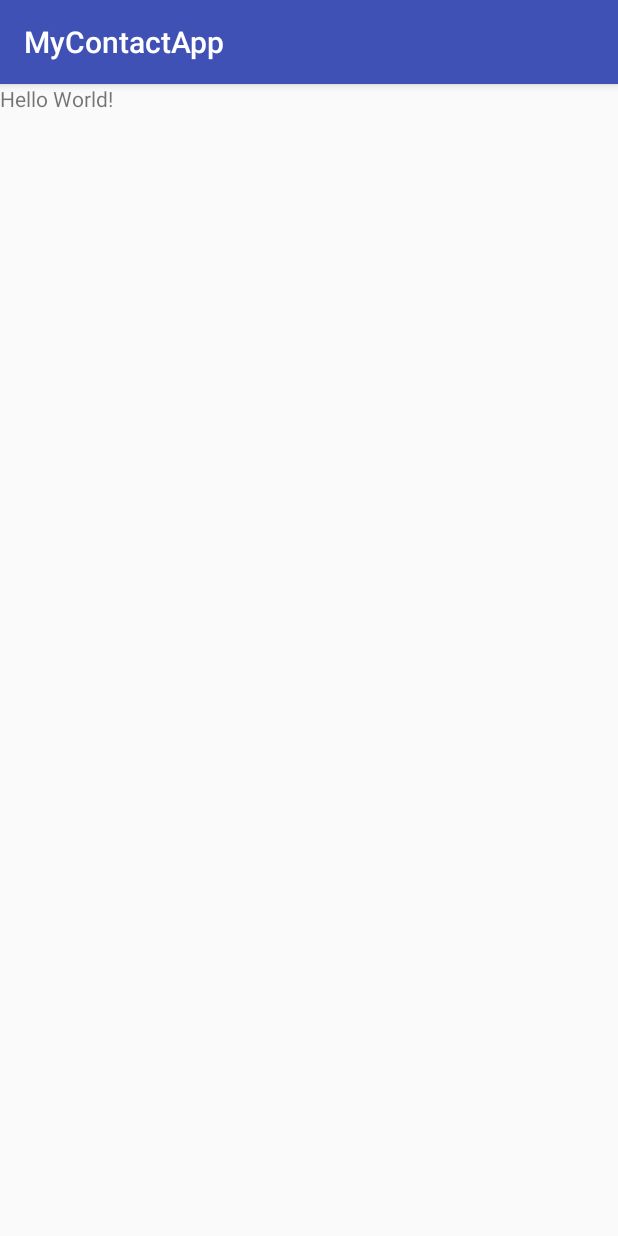
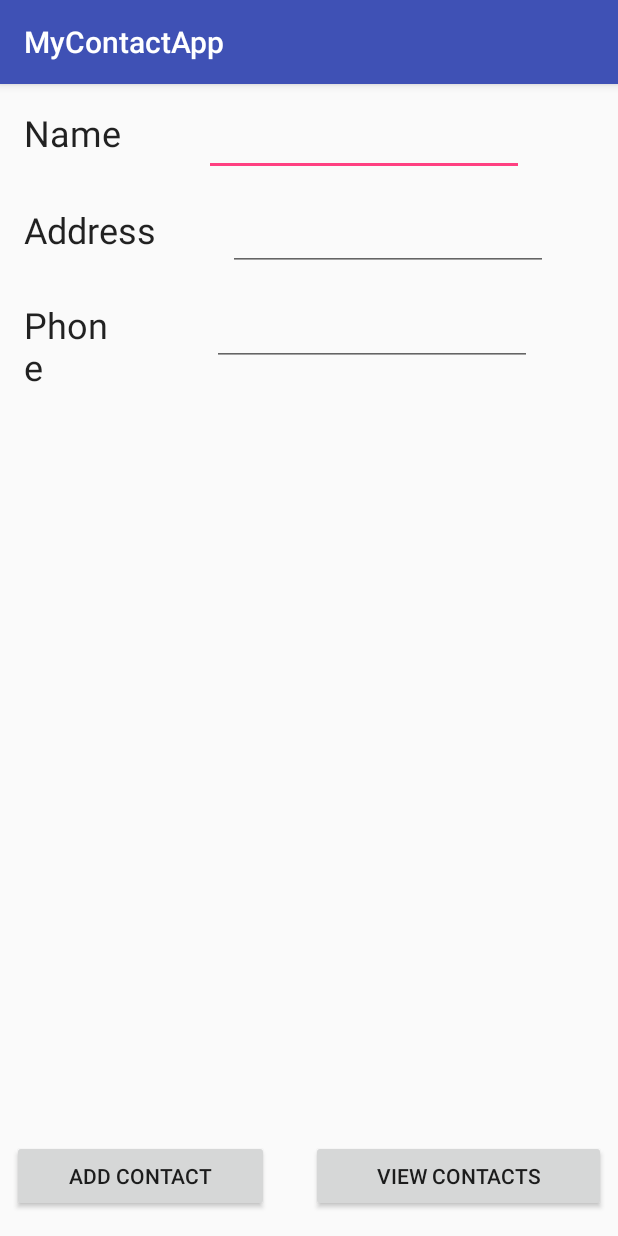
Before and after one commit to cjsefkow/SefkowConor_SQLnotes, an Android app: the screen it shows after launch (MainActivity), on a phone screen of 412 x 824 dp. Run offline under Robolectric (Android 15) with nearby library versions, the phone set to English and light mode, and no system bars.

Commit message:
Added contact adding methods

```diff
--- a/app/src/main/res/layout/activity_main.xml
+++ b/app/src/main/res/layout/activity_main.xml
@@ -7,14 +7,99 @@
     tools:context=".MainActivity">
 
     <TextView
+        android:id="@+id/textView"
         android:layout_width="wrap_content"
         android:layout_height="wrap_content"
-        android:text="Hello World!"
+        android:layout_marginStart="16dp"
+        android:layout_marginTop="16dp"
+        android:text="Name"
+        android:textAppearance="@style/TextAppearance.AppCompat.Headline"
+        app:layout_constraintStart_toStartOf="parent"
+        app:layout_constraintTop_toTopOf="parent" />
+
+    <EditText
+        android:id="@+id/editText_name"
+        android:layout_width="wrap_content"
+        android:layout_height="0dp"
+        android:layout_marginEnd="16dp"
+        android:layout_marginStart="8dp"
+        android:layout_marginTop="16dp"
+        android:ems="10"
+        android:inputType="textPersonName"
+        app:layout_constraintEnd_toEndOf="parent"
+        app:layout_constraintStart_toEndOf="@+id/textView"
+        app:layout_constraintTop_toTopOf="parent" />
+
+    <Button
+        android:id="@+id/button"
+        android:layout_width="171dp"
+        android:layout_height="wrap_content"
+        android:layout_marginBottom="16dp"
+        android:layout_marginStart="8dp"
+        android:onClick="addData"
+        android:text="Add Contact"
         app:layout_constraintBottom_toBottomOf="parent"
-        app:layout_constraintHorizontal_bias="0.0"
-        app:layout_constraintLeft_toLeftOf="parent"
-        app:layout_constraintRight_toRightOf="parent"
-        app:layout_constraintTop_toTopOf="parent"
-        app:layout_constraintVertical_bias="0.0" />
+        app:layout_constraintStart_toStartOf="parent" />
+
+    <EditText
+        android:id="@+id/editText_phone"
+        android:layout_width="wrap_content"
+        android:layout_height="wrap_content"
+        android:layout_marginEnd="16dp"
+        android:layout_marginStart="16dp"
+        android:layout_marginTop="18dp"
+        android:ems="10"
+        android:inputType="phone"
+        app:layout_constraintEnd_toEndOf="parent"
+        app:layout_constraintStart_toEndOf="@+id/textView4"
+        app:layout_constraintTop_toBottomOf="@+id/editText_address" />
+
+    <EditText
+        android:id="@+id/editText_address"
+        android:layout_width="wrap_content"
+        android:layout_height="0dp"
+        android:layout_marginEnd="16dp"
+        android:layout_marginStart="16dp"
+        android:layout_marginTop="18dp"
+        android:ems="10"
+        android:inputType="textPostalAddress"
+        app:layout_constraintEnd_toEndOf="parent"
+        app:layout_constraintStart_toEndOf="@+id/textView5"
+        app:layout_constraintTop_toBottomOf="@+id/editText_name" />
+
+    <TextView
+        android:id="@+id/textView4"
+        android:layout_width="68dp"
+        android:layout_height="wrap_content"
+        android:layout_marginStart="16dp"
+        android:layout_marginTop="32dp"
+        android:text="Phone"
+        android:textAppearance="@style/TextAppearance.AppCompat.Headline"
+        app:layout_constraintStart_toStartOf="parent"
+        app:layout_constraintTop_toBottomOf="@+id/textView5" />
+
+    <TextView
+        android:id="@+id/textView5"
+        android:layout_width="89dp"
+        android:layout_height="31dp"
+        android:layout_marginStart="16dp"
+        android:layout_marginTop="32dp"
+        android:text="Address"
+        android:textAppearance="@style/TextAppearance.AppCompat.Headline"
+        app:layout_constraintStart_toStartOf="parent"
+        app:layout_constraintTop_toBottomOf="@+id/textView" />
+
+    <Button
+        android:id="@+id/button2"
+        android:layout_width="0dp"
+        android:layout_height="wrap_content"
+        android:layout_marginBottom="16dp"
+        android:layout_marginEnd="8dp"
+        android:layout_marginStart="28dp"
+        android:onClick="viewData"
+        android:text="View Contacts"
+        app:layout_constraintBottom_toBottomOf="parent"
+        app:layout_constraintEnd_toEndOf="parent"
+        app:layout_constraintStart_toEndOf="@+id/button" />
 
 </android.support.constraint.ConstraintLayout>
```
Also changed, not shown: app/src/main/java/com/example/sefkowc1167/mycontactapp/DatabaseHelper.java (+22 -9 lines), app/src/main/java/com/example/sefkowc1167/mycontactapp/MainActivity.java (+52 -0 lines).
